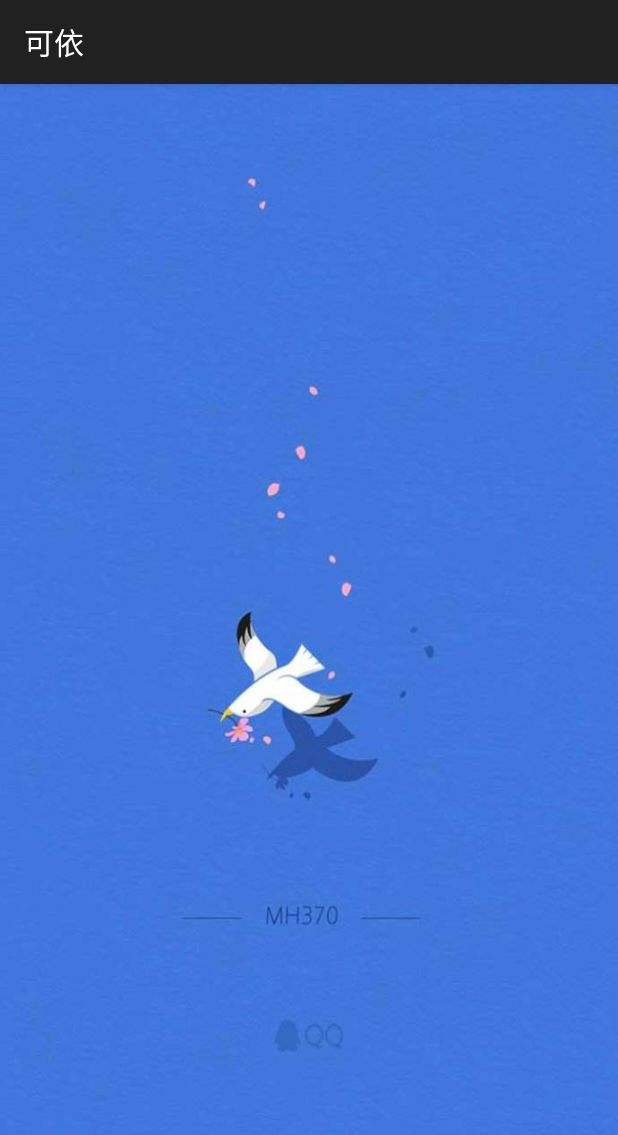
After one commit to ky4910/KyMusicPlayer, an Android app: the SplashActivity screen opened directly, with no data from a screen before it, on a phone screen of 412 x 824 dp. The commit adds this screen. Shown: the top 1135 px of the screen. Run offline under Robolectric (Android 15) with nearby library versions, the phone set to English and light mode, and no system bars; 1 statement that could not run was skipped.

Commit message:
add booting page

```diff
--- a/app/src/main/AndroidManifest.xml
+++ b/app/src/main/AndroidManifest.xml
@@ -13,16 +13,19 @@
         android:roundIcon="@mipmap/ic_launcher_round"
         android:supportsRtl="true"
         android:theme="@style/AppTheme">
+
         <activity
-            android:name=".activity.MainActivity"
-            android:icon="@drawable/app_icon">
+            android:name=".activity.SplashActivity"
+            android:icon="@drawable/app_icon"
+            android:theme="@style/StartTheme">
             <intent-filter>
                 <action android:name="android.intent.action.MAIN" />
                 <action android:name="android.intent.action.VIEW" />
-
                 <category android:name="android.intent.category.LAUNCHER" />
             </intent-filter>
         </activity>
+
+        <activity android:name=".activity.MainActivity"> </activity>
 
         <service
             android:name=".service.PlayerService"
--- /dev/null
+++ b/app/src/main/java/com/example/kimberjin/kymusicplayer/activity/SplashActivity.java
@@ -0,0 +1,30 @@
+package com.example.kimberjin.kymusicplayer.activity;
+
+import android.content.Intent;
+import android.os.Bundle;
+import android.support.annotation.Nullable;
+import android.support.v7.app.AppCompatActivity;
+
+/**
+ * Created by ky4910 on 2019/10/9
+ */
+public class SplashActivity extends AppCompatActivity {
+
+    @Override
+    protected void onCreate(@Nullable Bundle savedInstanceState) {
+        super.onCreate(savedInstanceState);
+        /*
+            runOnUiThread()这个方法的作用是将当前线程切换到主线程，
+            所以产生的作用和Handler传递消息的作用是相同的，但是
+            Handler要传递消息再接收消息，不如这个方法简便。
+         */
+        runOnUiThread(new Runnable() {
+            @Override
+            public void run() {
+                Intent intent = new Intent(SplashActivity.this, MainActivity.class);
+                startActivity(intent);
+                finish();
+            }
+        });
+    }
+}
--- a/app/src/main/res/values/styles.xml
+++ b/app/src/main/res/values/styles.xml
@@ -8,4 +8,8 @@
         <item name="colorAccent">@color/colorAccent</item>
     </style>
 
+    <style name="StartTheme" parent="Theme.AppCompat.Light.DarkActionBar">
+        <item name="android:windowBackground">@mipmap/boot_page</item>
+    </style>
+
 </resources>
```
Also changed, not shown: app/src/main/res/mipmap-hdpi/boot_page.jpg (added).
